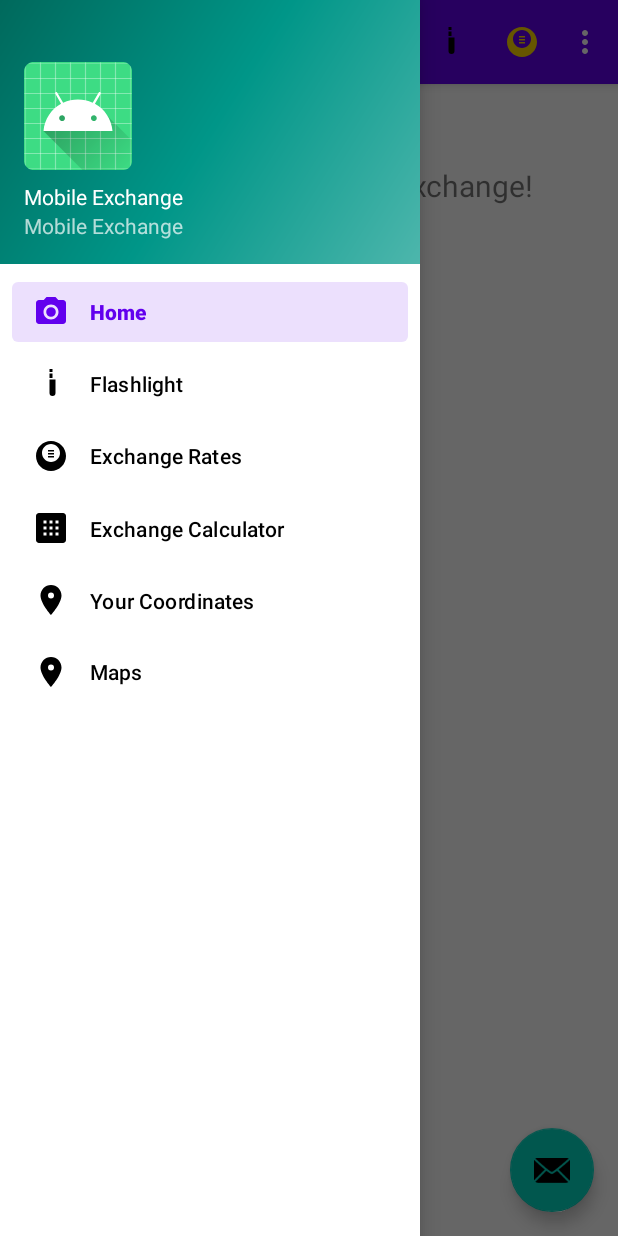
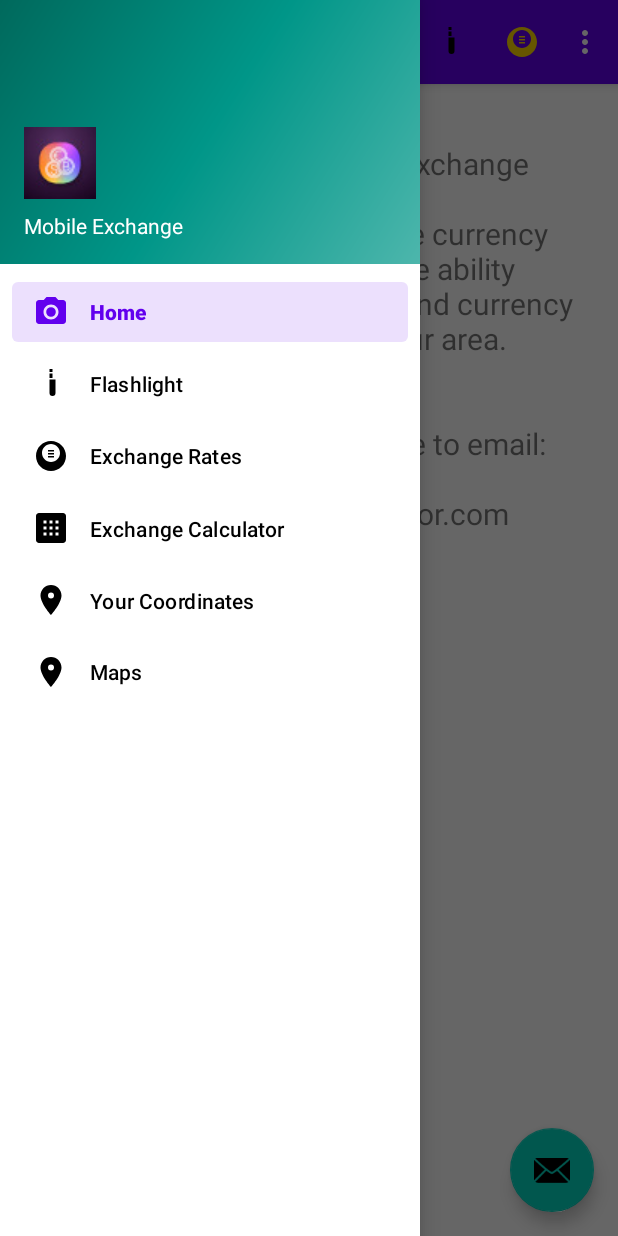
Before and after one commit to Kamil-Matusz/MobileExchange, an Android app: the screen it shows after launch (MainActivity), with the side drawer open, on a phone screen of 412 x 824 dp. Run offline under Robolectric (Android 15) with nearby library versions, the phone set to English and light mode, and no system bars; our stand-ins replace navigation-ui.

Commit message:
Update Project GUI

```diff
--- a/MobileExchange/app/src/main/java/com/example/mobileexchange/MainActivity.kt
+++ b/MobileExchange/app/src/main/java/com/example/mobileexchange/MainActivity.kt
@@ -83,6 +83,11 @@ class MainActivity : AppCompatActivity() {
                     .navigate(R.id.nav_maps)
                 return true
             }
+            action_coordinates -> {
+                findNavController(R.id.nav_host_fragment_content_main)
+                    .navigate(R.id.nav_coordinates)
+                return true
+            }
             else -> {
                 return super.onOptionsItemSelected(item)
             }
--- a/MobileExchange/app/src/main/java/com/example/mobileexchange/ui/home/HomeViewModel.kt
+++ b/MobileExchange/app/src/main/java/com/example/mobileexchange/ui/home/HomeViewModel.kt
@@ -7,7 +7,11 @@ import androidx.lifecycle.ViewModel
 class HomeViewModel : ViewModel() {
 
     private val _text = MutableLiveData<String>().apply {
-        value = "Welcome in the Mobile Exchange!"
+        value = "Welcome in the Mobile Exchange\n\n" +
+                "The application is a mobile currency exchange office with the ability\n to convert currencies " +
+                "and find currency exchange offices in your area." +
+                "\n\n\n" +
+                "If you have questions write to email:\n\n exchangecantor@cantor.com"
     }
     val text: LiveData<String> = _text
 }
--- a/MobileExchange/app/src/main/res/layout/nav_header_main.xml
+++ b/MobileExchange/app/src/main/res/layout/nav_header_main.xml
@@ -18,7 +18,7 @@
         android:layout_height="wrap_content"
         android:contentDescription="@string/nav_header_desc"
         android:paddingTop="@dimen/nav_header_vertical_spacing"
-        app:srcCompat="@mipmap/ic_launcher_round" />
+        app:srcCompat="@drawable/logo" />
 
     <TextView
         android:layout_width="match_parent"
@@ -26,10 +26,4 @@
         android:paddingTop="@dimen/nav_header_vertical_spacing"
         android:text="@string/nav_header_title"
         android:textAppearance="@style/TextAppearance.AppCompat.Body1" />
-
-    <TextView
-        android:id="@+id/textView"
-        android:layout_width="wrap_content"
-        android:layout_height="wrap_content"
-        android:text="@string/nav_header_subtitle" />
 </LinearLayout>
--- a/MobileExchange/app/src/main/res/menu/main.xml
+++ b/MobileExchange/app/src/main/res/menu/main.xml
@@ -28,4 +28,9 @@
         android:icon="@drawable/ic_menu_maps"
         android:title="Maps"
         app:showAsAction="ifRoom" />
+    <item
+        android:id="@+id/action_coordinates"
+        android:icon="@drawable/ic_menu_coordinates"
+        android:title="Coordinates"
+        app:showAsAction="ifRoom" />
 </menu>
```
Also changed, not shown: MobileExchange/app/src/main/res/drawable/logo.jpg.
